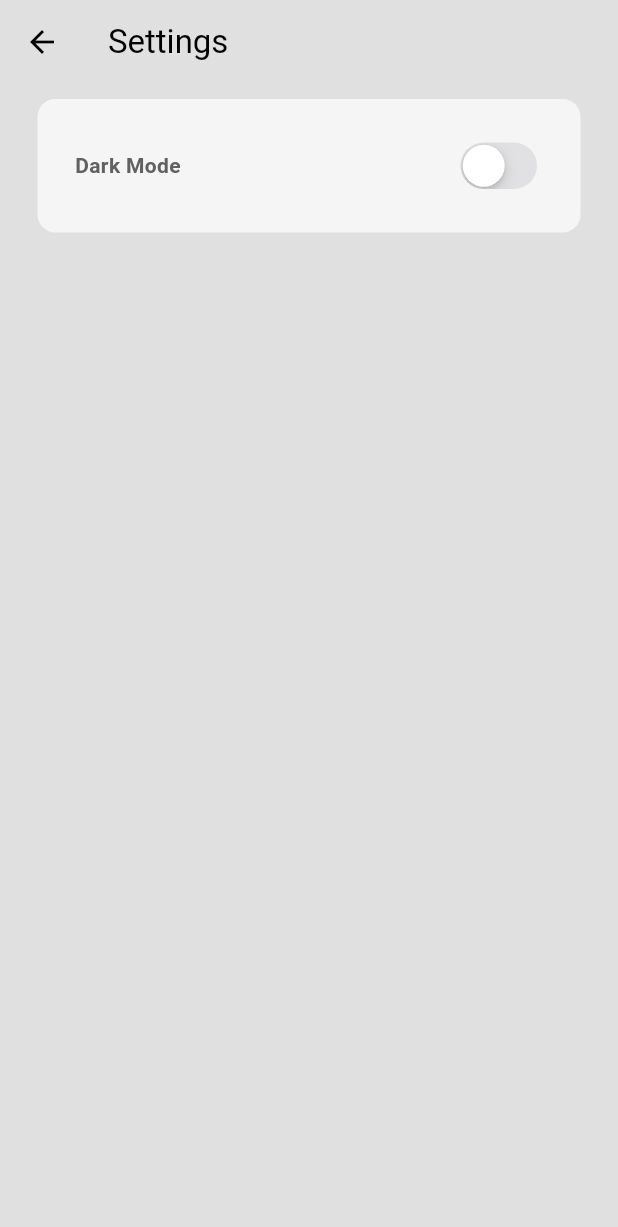
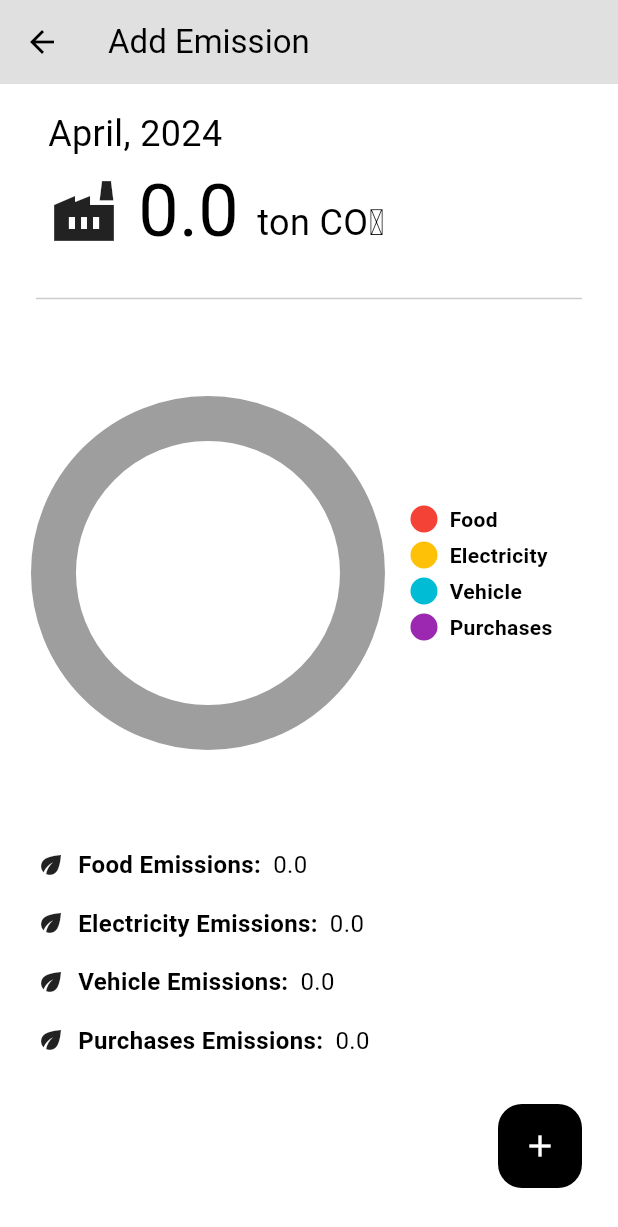
Before and after one commit to mixter3011/Eco_App, a Flutter app: the HomePage screen opened directly, in the side drawer, after a tap on an icon or button, on a phone screen of 412 x 824 dp. Shown: the top 1227 px of the screen. Run offline on Flutter 3.47's test engine with Material 3 defaults, Android fonts, the phone set to English and light mode, and no system bars; drawn by our look-alikes of pie_chart; our stand-ins replace google_fonts, slide_to_act.

Commit message:
Design Add Emissions Page
Frontend functionality of how the user can update their emissions manually, how the graph is to update and how the total emissions is to be reflected is there. Went for a bottom sheet modal implementation for the user to input their emissions. The overall UI and the functionality of how this page works can be tweaked a little.

```diff
--- a/lib/components/my_drawer.dart
+++ b/lib/components/my_drawer.dart
@@ -1,5 +1,6 @@
 import 'package:flutter/material.dart';
 import 'package:smarthomeui/components/my_drawer_tile.dart';
+import 'package:smarthomeui/pages/add_emission_page.dart';
 import 'package:smarthomeui/pages/redeem_page.dart';
 import 'package:smarthomeui/pages/settings_page.dart';
 import 'package:smarthomeui/pages/devices_page.dart';
@@ -76,7 +77,7 @@ class MyDrawer extends StatelessWidget {
               Navigator.push(
                 context,
                 MaterialPageRoute(
-                  builder: (context) => const SettingsPage(),
+                  builder: (context) => const AddEmissionPage(),
                 ),
               );
             },
--- /dev/null
+++ b/lib/pages/add_emission_page.dart
@@ -0,0 +1,222 @@
+import 'package:flutter/material.dart';
+import 'package:smarthomeui/util/add_emission_modal.dart';
+import 'package:pie_chart/pie_chart.dart';
+
+class AddEmissionPage extends StatefulWidget {
+  const AddEmissionPage({Key? key}) : super(key: key);
+
+  @override
+  State<AddEmissionPage> createState() => _AddEmissionPageState();
+}
+
+List emissions = [
+  // [ emissionType, emissionValue ]
+  ["Food", 0.0],
+  ["Electricity", 0.0],
+  ["Vehicle", 0.0],
+  ["Purchases", 0.0],
+];
+
+class _AddEmissionPageState extends State<AddEmissionPage> {
+  Map<String, double> emissionData = {
+    for (var emission in emissions) emission[0]: emission[1]
+  };
+  /*
+  Example emissions property.
+  Initialised to the sum of all emissions in the emissions list.
+  */
+  double emissionsValue = 0;
+  /*
+  [CHITRAKSH]
+  Took help for this but raw implementation to display the date as Month, YYYY.
+  We can look into instead using a better implementation for this if required.
+  */
+  String formatMonthYear(DateTime date) {
+    final monthNames = [
+      '',
+      'January',
+      'February',
+      'March',
+      'April',
+      'May',
+      'June',
+      'July',
+      'August',
+      'September',
+      'October',
+      'November',
+      'December'
+    ];
+
+    final month = monthNames[date.month];
+    final year = date.year;
+
+    return '$month, $year';
+  }
+
+// Function: Add emission
+  void addEmission(String emissionType, double emissionValue) {
+    setState(() {
+      emissionValue = double.parse(emissionValue.toStringAsFixed(1));
+      int index =
+          emissions.indexWhere((emission) => emission[0] == emissionType);
+      emissions[index][1] += emissionValue;
+      calculateEmissionsValue();
+      // Not including this broke live updation of the pie chart idk why lol
+      emissionData = {for (var emission in emissions) emission[0]: emission[1]};
+    });
+  }
+
+  // Function: Calculate total emissions value
+  void calculateEmissionsValue() {
+    setState(() {
+      emissionsValue = emissions.fold(0, (prev, element) => prev + element[1]);
+      emissionsValue = double.parse(emissionsValue.toStringAsFixed(1));
+    });
+  }
+
+  @override
+  void initState() {
+    super.initState();
+    calculateEmissionsValue();
+  }
+
+  Widget build(BuildContext context) {
+    return Scaffold(
+      appBar: AppBar(
+        title: const Text("Add Emission"),
+        backgroundColor: Theme.of(context).colorScheme.background,
+      ),
+      body: Column(
+        children: [
+          Padding(
+            padding:
+                const EdgeInsets.symmetric(horizontal: 32.0, vertical: 16.0),
+            child: Column(
+              crossAxisAlignment: CrossAxisAlignment.start,
+              children: [
+                Text(
+                  formatMonthYear(
+                      DateTime.parse(DateTime.now().toString().split(' ')[0])),
+                  style: const TextStyle(fontSize: 24),
+                ),
+                Row(
+                  children: [
+                    const Icon(Icons.factory, size: 48),
+                    const SizedBox(width: 12),
+                    Row(
+                      crossAxisAlignment: CrossAxisAlignment.baseline,
+                      textBaseline: TextBaseline.alphabetic,
+                      children: [
+                        Text(
+                          "$emissionsValue ",
+                          style: const TextStyle(fontSize: 48),
+                        ),
+                        const Text(
+                          "ton CO₂",
+                          style: TextStyle(fontSize: 24),
+                        ),
+                      ],
+                    )
+                  ],
+                ),
+              ],
+            ),
+          ),
+          const Padding(
+            padding: EdgeInsets.symmetric(horizontal: 24),
+            child: Divider(
+              thickness: 1,
+              color: Color.fromARGB(255, 204, 204, 204),
+            ),
+          ),
+          Padding(
+            padding: const EdgeInsets.symmetric(vertical: 64.0),
+            child: PieChart(
+              dataMap: emissionData,
+              animationDuration: const Duration(milliseconds: 500),
+              chartLegendSpacing: 32,
+              chartRadius: MediaQuery.of(context).size.width / 2,
+              initialAngleInDegree: 0,
+              chartType: ChartType.ring,
+              ringStrokeWidth: 30,
+              colorList: const [
+                /*
+                [TODO:]
+                Figure out better colour scheme to go with the app's theme.
+                Just using the black and grey shades looked confusing.
+                */
+                Colors.red,
+                Colors.amber,
+                Colors.cyan,
+                Colors.purple,
+              ],
+              legendOptions: const LegendOptions(
+                showLegends: true,
+              ),
+              chartValuesOptions: const ChartValuesOptions(
+                showChartValues: false,
+                showChartValueBackground: false,
+                showChartValuesInPercentage: true,
+                showChartValuesOutside: false,
+                decimalPlaces: 1,
+                chartValueStyle: TextStyle(
+                  color: Colors.black,
+                  fontSize: 16,
+                ),
+              ),
+            ),
+          ),
+          Column(
+            crossAxisAlignment: CrossAxisAlignment.start,
+            children: [
+              for (var emission in emissions)
+                Padding(
+                  padding:
+                      const EdgeInsets.symmetric(vertical: 8, horizontal: 24),
+                  child: Row(
+                    children: [
+                      Icon(Icons.eco, size: 20),
+                      SizedBox(width: 8),
+                      Text(
+                        '${emission[0]} Emissions:',
+                        style: const TextStyle(
+                            fontSize: 16, fontWeight: FontWeight.bold),
+                      ),
+                      const SizedBox(width: 8),
+                      Text(
+                        '${emission[1].toStringAsFixed(1)}',
+                        style: const TextStyle(fontSize: 16),
+                      ),
+                    ],
+                  ),
+                ),
+            ],
+          ),
+        ],
+      ),
+      floatingActionButton: Stack(
+        children: [
+          Positioned(
+            bottom: 16.0,
+            right: 8.0,
+            child: FloatingActionButton(
+              onPressed: () {
+                showModalBottomSheet(
+                  context: context,
+                  isScrollControlled: true,
+                  builder: (context) {
+                    return AddEmissionModal(onAddEmission: addEmission);
+                  },
+                );
+              },
+              backgroundColor: Colors.black,
+              elevation: 0,
+              child: const Icon(Icons.add),
+            ),
+          ),
+        ],
+      ),
+    );
+  }
+}
```
Also changed, not shown: lib/util/add_emission_modal.dart (added, +144 -0 lines), pubspec.yaml (+3 -4 lines), pubspec.lock.
